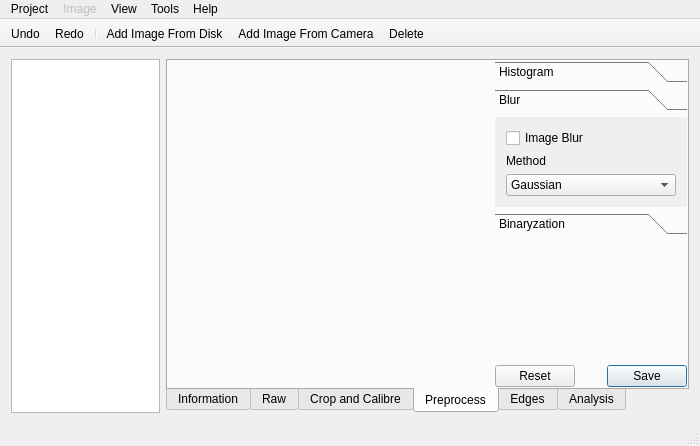
The window that gui/mainwindow.ui (librehat/caiga) describes before a commit, drawn with Qt 5.
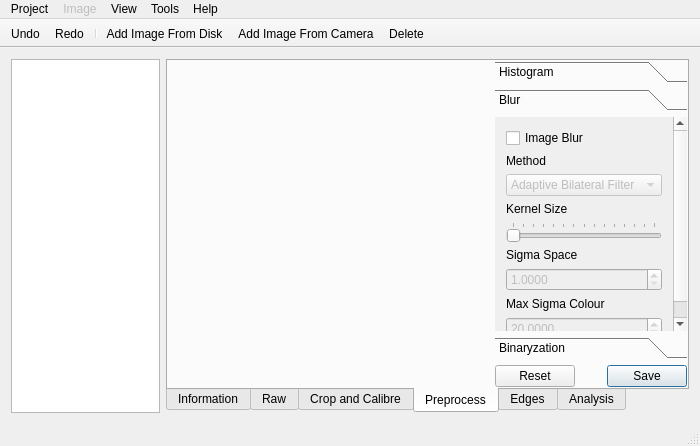
The same window after the commit. The open tabs and pages were chosen to show the change. Icons and pictures are not drawn. Custom widgets are drawn as their Qt base class.

Diff of the .ui file:
```diff
--- a/gui/mainwindow.ui
+++ b/gui/mainwindow.ui
@@ -288,8 +288,8 @@
             <rect>
              <x>0</x>
              <y>0</y>
-             <width>109</width>
-             <height>96</height>
+             <width>182</width>
+             <height>261</height>
             </rect>
            </property>
            <attribute name="label">
@@ -318,11 +318,102 @@
             </item>
             <item>
              <widget class="QComboBox" name="blurMethodComboBox">
+              <property name="enabled">
+               <bool>false</bool>
+              </property>
+              <item>
+               <property name="text">
+                <string>Adaptive Bilateral Filter</string>
+               </property>
+              </item>
               <item>
                <property name="text">
                 <string>Gaussian</string>
                </property>
               </item>
+              <item>
+               <property name="text">
+                <string>Median Filter</string>
+               </property>
+              </item>
+             </widget>
+            </item>
+            <item>
+             <widget class="QLabel" name="blurKSizeLabel">
+              <property name="text">
+               <string>Kernel Size</string>
+              </property>
+             </widget>
+            </item>
+            <item>
+             <widget class="QSlider" name="blurKSizeSlider">
+              <property name="enabled">
+               <bool>false</bool>
+              </property>
+              <property name="minimum">
+               <number>1</number>
+              </property>
+              <property name="maximum">
+               <number>15</number>
+              </property>
+              <property name="pageStep">
+               <number>1</number>
+              </property>
+              <property name="orientation">
+               <enum>Qt::Horizontal</enum>
+              </property>
+              <property name="tickPosition">
+               <enum>QSlider::TicksAbove</enum>
+              </property>
+             </widget>
+            </item>
+            <item>
+             <widget class="QLabel" name="blurSigma1Label">
+              <property name="text">
+               <string>Sigma Space</string>
+              </property>
+             </widget>
+            </item>
+            <item>
+             <widget class="QDoubleSpinBox" name="blurSigma1SpinBox">
+              <property name="enabled">
+               <bool>false</bool>
+              </property>
+              <property name="decimals">
+               <number>4</number>
+              </property>
+              <property name="minimum">
+               <double>1.000000000000000</double>
+              </property>
+              <property name="maximum">
+               <double>999.999900000000025</double>
+              </property>
+             </widget>
+            </item>
+            <item>
+             <widget class="QLabel" name="blurSigma2Label">
+              <property name="text">
+               <string>Max Sigma Colour</string>
+              </property>
+             </widget>
+            </item>
+            <item>
+             <widget class="QDoubleSpinBox" name="blurSigma2SpinBox">
+              <property name="enabled">
+               <bool>false</bool>
+              </property>
+              <property name="decimals">
+               <number>4</number>
+              </property>
+              <property name="minimum">
+               <double>1.000000000000000</double>
+              </property>
+              <property name="maximum">
+               <double>999.999900000000025</double>
+              </property>
+              <property name="value">
+               <double>20.000000000000000</double>
+              </property>
              </widget>
             </item>
            </layout>
```
Left out of the diff: 80 changed lines with no effect on the pictures.
